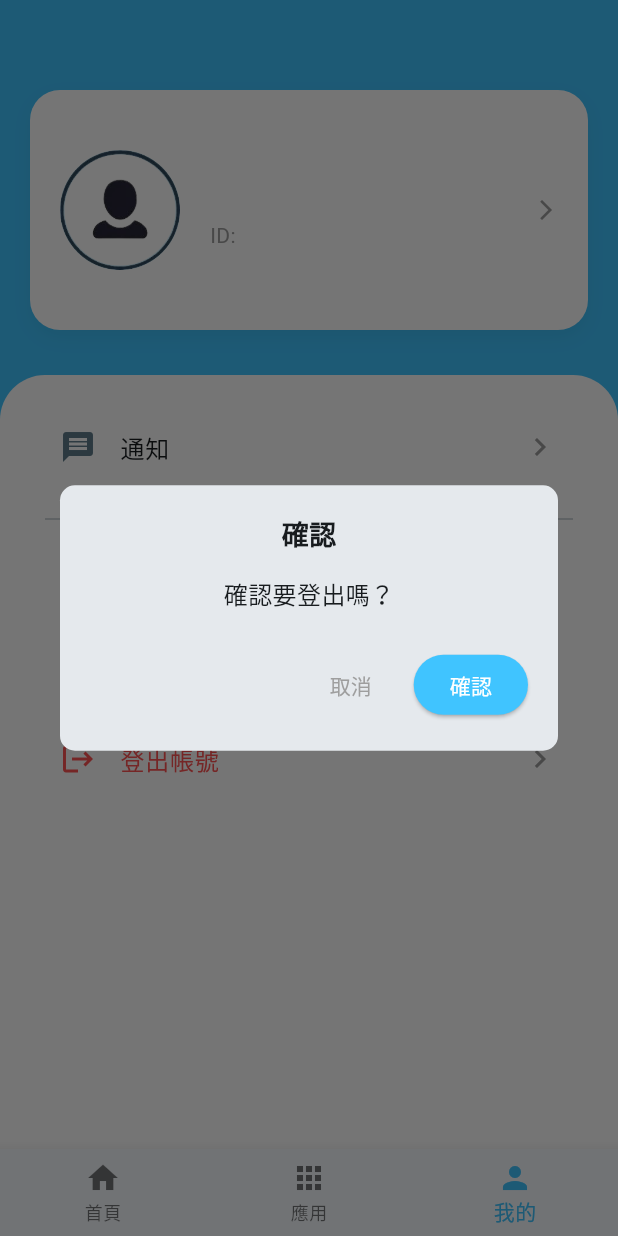
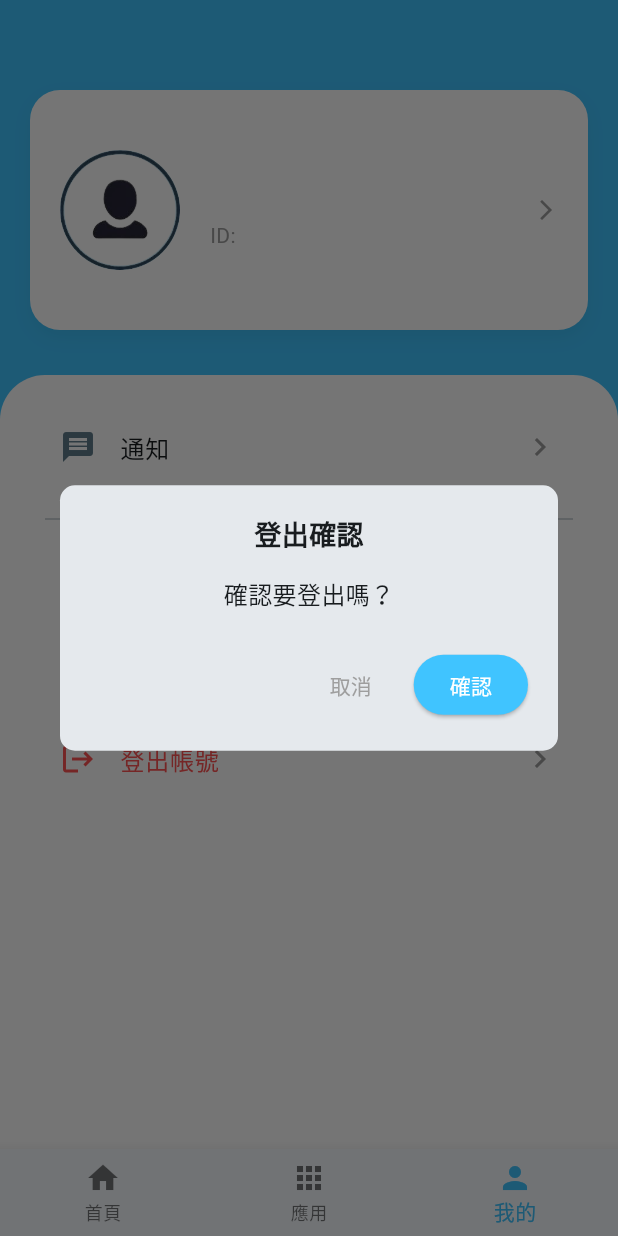
Before and after one commit to jieyu714/Jieyu-s-App, a Flutter app: the HomePage screen opened by its route, item 3 of the bottom bar chosen, after a tap on "登出帳號", on a phone screen of 412 x 824 dp. Run offline on Flutter 3.47's test engine with Material 3 defaults, Android fonts, the phone set to English and light mode, and no system bars; our stand-ins replace device_info_plus, flutter_secure_storage, fluttertoast, geocoding, geolocator, package_info_plus and 2 more; accounts and stored records are empty.

Commit message:
修正登入Bug

```diff
--- a/lib/pages/Home/MineFragement/index.dart
+++ b/lib/pages/Home/MineFragement/index.dart
@@ -143,7 +143,7 @@ class _MineFragementState extends State<MineFragement> {
                   _buildMenuItem(Icons.settings_outlined, "設置", function: () => Navigator.of(context).pushNamed("/settings")),
                   _buildMenuItem(Icons.help_outline, "幫助與回饋"),
                   _buildMenuItem(Icons.logout, "登出帳號", textColor: Colors.redAccent, function: () async {
-                    if (!(await ProgressDialog().showConfirm(context, title: "確認", body: "確認要登出嗎？"))) return;
+                    if (!(await ProgressDialog().showConfirm(context, title: "登出確認", body: "確認要登出嗎？"))) return;
                     if (!mounted) return;
                     await AuthApi().logout(context);
                     if (!mounted) return;
--- a/lib/pages/Login/Index.dart
+++ b/lib/pages/Login/Index.dart
@@ -64,6 +64,10 @@ class _LoginPageState extends State<LoginPage> {
           onClose: () => Navigator.of(context).pushReplacementNamed("/home")
         );
       }
+    } on ApiResponse catch (e) {
+      await SecurityStorageService().clearAll();
+      if (!mounted) return;
+      ProgressDialog().showResult(context, message: e.message, isError: true);
     } catch (e) {
       if (!mounted) return;
       ProgressDialog().hide(context);
@@ -108,7 +112,7 @@ class _LoginPageState extends State<LoginPage> {
     } else {
       try {
         await _api.login(_usernameController.text, PasswordHelper().hashPassword(_passwordController.text));
-        PreferenceService().saveData(SharedPreferenceConstant.REMEMBER_ME, _rememberMeController);
+        PreferenceService().saveData(SharedPreferenceConstant.REMEMBER_ME, _rememberMeController.isChecked);
         if (!mounted) return;
         ProgressDialog().showResult(
           context,
--- a/pubspec.yaml
+++ b/pubspec.yaml
@@ -16,7 +16,7 @@ publish_to: 'none' # Remove this line if you wish to publish to pub.dev
 # https://developer.apple.com/library/archive/documentation/General/Reference/InfoPlistKeyReference/Articles/CoreFoundationKeys.html
 # In Windows, build-name is used as the major, minor, and patch parts
 # of the product and file versions while build-number is used as the build suffix.
-version: 2.2.0+5
+version: 2.2.1+6
 
 environment:
   sdk: ^3.11.4
```
Also changed, not shown: 1 other file.
